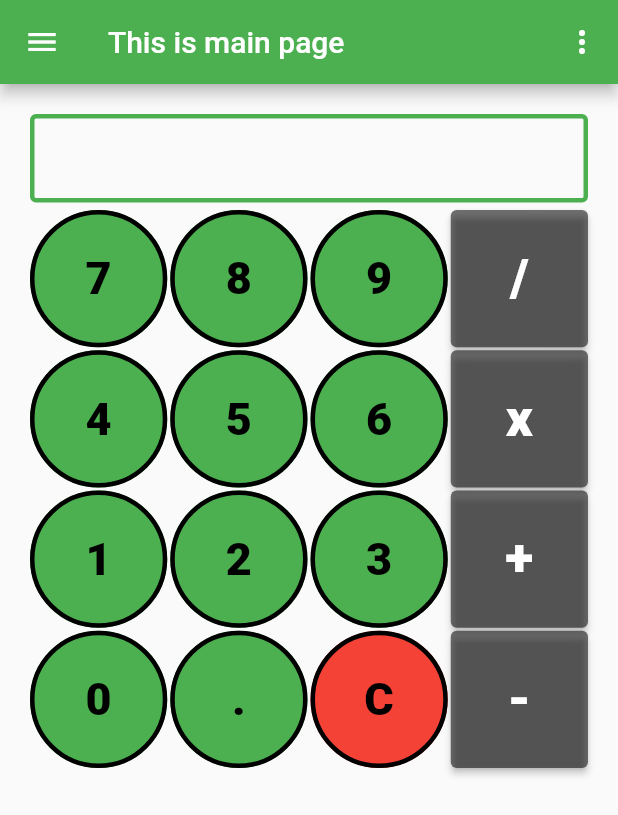
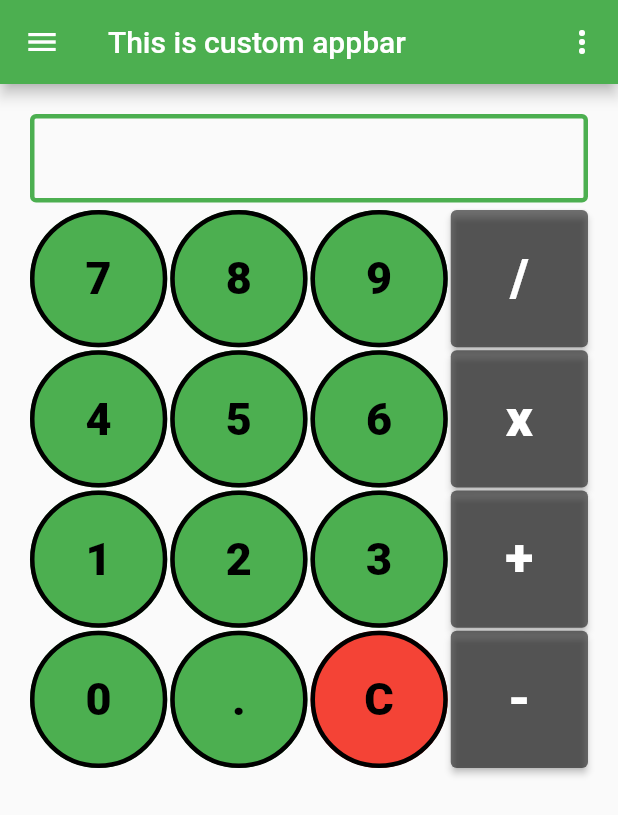
Before and after one commit to Abdullah6445/flutter_practice, a Flutter app: the screen it shows after launch, on a phone screen of 412 x 824 dp. Shown: the top 815 px of the screen. Run offline on Flutter 3.47's test engine with Material 3 defaults, Android fonts, the phone set to English and light mode, and no system bars.

Commit message:
created custom appbar: prefered size widget

```diff
--- a/lib/PAGES/mainpage.dart
+++ b/lib/PAGES/mainpage.dart
@@ -1,12 +1,7 @@
 // ignore_for_file: camel_case_types, prefer_const_constructors
 
 import 'package:flutter/material.dart';
-import 'package:flutter_practice/PAGES/pageFive.dart';
-import 'package:flutter_practice/PAGES/pageFour.dart';
-import 'package:flutter_practice/PAGES/pageOne.dart';
-import 'package:flutter_practice/PAGES/pageSix.dart';
-import 'package:flutter_practice/PAGES/pageThree.dart';
-import 'package:flutter_practice/PAGES/pageTwo.dart';
+import 'package:flutter_practice/customWidgets/customAppbar.dart';
 import 'package:flutter_practice/customWidgets/customCircularButton.dart';
 import 'package:flutter_practice/customWidgets/customDrawer.dart';
 
@@ -22,94 +17,7 @@ class _mainPageState extends State<mainPage> {
   Widget build(BuildContext context) {
     return Scaffold(
       drawer: customDrawer(),
-      appBar: AppBar(
-        title: Text("This is main page"),
-        // leading: Icon(Icons.flutter_dash),
-        actions: [
-          PopupMenuButton(
-            itemBuilder: (context) => [
-              PopupMenuItem(
-                onTap: () {
-                  Navigator.push(context, MaterialPageRoute(
-                    builder: (context) {
-                      return pageOne();
-                    },
-                  ));
-                },
-                child: ListTile(
-                  leading: Icon(Icons.looks_one_outlined),
-                  title: Text("Page one"),
-                ),
-              ),
-              PopupMenuItem(
-                onTap: () {
-                  Navigator.push(context, MaterialPageRoute(
-                    builder: (context) {
-                      return pageTwo();
-                    },
-                  ));
-                },
-                child: ListTile(
-                  leading: Icon(Icons.looks_two_outlined),
-                  title: Text("Page two"),
-                ),
-              ),
-              PopupMenuItem(
-                onTap: () {
-                  Navigator.push(context, MaterialPageRoute(
-                    builder: (context) {
-                      return pageThree();
-                    },
-                  ));
-                },
-                child: ListTile(
-                  leading: Icon(Icons.looks_3_outlined),
-                  title: Text("Page three"),
-                ),
-              ),
-              PopupMenuItem(
-                onTap: () {
-                  Navigator.push(context, MaterialPageRoute(
-                    builder: (context) {
-                      return pageFour();
-                    },
-                  ));
-                },
-                child: ListTile(
-                  leading: Icon(Icons.looks_4_outlined),
-                  title: Text("Page four"),
-                ),
-              ),
-              PopupMenuItem(
-                onTap: () {
-                  Navigator.push(context, MaterialPageRoute(
-                    builder: (context) {
-                      return pageFive();
-                    },
-                  ));
-                },
-                child: ListTile(
-                  leading: Icon(Icons.looks_5_outlined),
-                  title: Text("Page five"),
-                ),
-              ),
-              PopupMenuItem(
-                onTap: () {
-                  Navigator.push(context, MaterialPageRoute(
-                    builder: (context) {
-                      return pageSix();
-                    },
-                  ));
-                },
-                child: ListTile(
-                  leading: Icon(Icons.looks_6_outlined),
-                  title: Text("Page six"),
-                ),
-              ),
-            ],
-          ),
-        ],
-      ),
+      appBar: customAppbar(titleText: "This is custom appbar"),
       body: SingleChildScrollView(
         child: Padding(
           padding: const EdgeInsets.all(20.0),
--- a/lib/PAGES/pageFive.dart
+++ b/lib/PAGES/pageFive.dart
@@ -1,6 +1,7 @@
 // ignore_for_file: file_names, camel_case_types, prefer_const_constructors, duplicate_ignore
 
 import 'package:flutter/material.dart';
+import 'package:flutter_practice/customWidgets/customAppbar.dart';
 
 class pageFive extends StatefulWidget {
   const pageFive({super.key});
@@ -13,10 +14,11 @@ class _pageFiveState extends State<pageFive> {
   @override
   Widget build(BuildContext context) {
     return Scaffold(
-      appBar: AppBar(
-        backgroundColor: Colors.red.shade600,
-        title: Text("page fiveAGES/pageFive.dart"),
-      ),
+      appBar: customAppbar(titleText: "This is Page 5"),
+      // appBar: AppBar(
+      //   backgroundColor: Colors.red.shade600,
+      //   title: Text("page fiveAGES/pageFive.dart"),
+      // ),
       // ignore: prefer_const_constructors
       body: Container(
         color: Colors.red.shade300,
--- a/lib/PAGES/pageFour.dart
+++ b/lib/PAGES/pageFour.dart
@@ -1,6 +1,7 @@
 // ignore_for_file: file_names, camel_case_types, prefer_const_constructors
 
 import 'package:flutter/material.dart';
+import 'package:flutter_practice/customWidgets/customAppbar.dart';
 
 class pageFour extends StatefulWidget {
   const pageFour({super.key});
@@ -13,10 +14,12 @@ class _pageFourState extends State<pageFour> {
   @override
   Widget build(BuildContext context) {
     return Scaffold(
-      appBar: AppBar(
-        title: Text("PageFour card"),
-        // clipBehavior: null,
-      ),
+      // appBar: AppBar(
+      //   title: Text("PageFour card"),
+      //   // clipBehavior: null,
+      // ),
+
+      appBar: customAppbar(titleText: "This is Page 4"),
       body: Container(
         decoration: BoxDecoration(
           image: DecorationImage(
--- a/lib/PAGES/pageOne.dart
+++ b/lib/PAGES/pageOne.dart
@@ -1,6 +1,7 @@
 // ignore_for_file: file_names, camel_case_types, prefer_const_constructors, prefer_const_literals_to_create_immutables, sized_box_for_whitespace, avoid_print
 
 import 'package:flutter/material.dart';
+import 'package:flutter_practice/customWidgets/customAppbar.dart';
 
 class pageOne extends StatefulWidget {
   const pageOne({super.key});
@@ -13,7 +14,7 @@ class _pageOneState extends State<pageOne> {
   @override
   Widget build(BuildContext context) {
     return Scaffold(
-      appBar: AppBar(title: const Text("Flutter Ui")),
+      appBar: customAppbar(titleText: "This is Page 1"),
       body: Padding(
         padding: const EdgeInsets.all(8.0),
         child: Container(
--- a/lib/PAGES/pageThree.dart
+++ b/lib/PAGES/pageThree.dart
@@ -1,6 +1,7 @@
 // ignore_for_file: file_names, camel_case_types, prefer_const_constructors, sized_box_for_whitespace, prefer_const_literals_to_create_immutables
 
 import 'package:flutter/material.dart';
+import 'package:flutter_practice/customWidgets/customAppbar.dart';
 
 class pageThree extends StatefulWidget {
   const pageThree({super.key});
@@ -26,10 +27,12 @@ class _pageThreeState extends State<pageThree> {
   @override
   Widget build(BuildContext context) {
     return Scaffold(
-      appBar: AppBar(
-        title: Text("Abdullah WhatsApp"),
-        elevation: 5,
-      ),
+      // appBar: AppBar(
+      //   title: Text("Abdullah WhatsApp"),
+      //   elevation: 5,
+      // ),
+
+      appBar: customAppbar(titleText: "This is Page 3"),
       body: Container(
         decoration: BoxDecoration(
           image: DecorationImage(
--- a/lib/PAGES/pageTwo.dart
+++ b/lib/PAGES/pageTwo.dart
@@ -1,6 +1,7 @@
 // ignore_for_file: file_names, camel_case_types, prefer_const_constructors, sized_box_for_whitespace, prefer_const_literals_to_create_immutables
 
 import 'package:flutter/material.dart';
+import 'package:flutter_practice/customWidgets/customAppbar.dart';
 
 class pageTwo extends StatefulWidget {
   const pageTwo({super.key});
@@ -26,9 +27,11 @@ class _pageTwoState extends State<pageTwo> {
   @override
   Widget build(BuildContext context) {
     return Scaffold(
-      appBar: AppBar(
-        title: Text("page 2 flutter practice"),
-      ),
+      // appBar: AppBar(
+      //   title: Text("page 2 flutter practice"),
+      // ),
+
+      appBar: customAppbar(titleText: "This is Page 2"),
       body: Column(children: [
         Container(
           height: MediaQuery.of(context).size.height * (.3),
--- /dev/null
+++ b/lib/customWidgets/customAppbar.dart
@@ -0,0 +1,115 @@
+import 'package:flutter/material.dart';
+import 'package:flutter_practice/PAGES/pageFive.dart';
+import 'package:flutter_practice/PAGES/pageFour.dart';
+import 'package:flutter_practice/PAGES/pageOne.dart';
+import 'package:flutter_practice/PAGES/pageSix.dart';
+import 'package:flutter_practice/PAGES/pageThree.dart';
+import 'package:flutter_practice/PAGES/pageTwo.dart';
+
+class customAppbar extends StatelessWidget implements PreferredSizeWidget {
+  final String titleText;
+
+  const customAppbar({
+    super.key,
+    required this.titleText,
+  });
+
+  @override
+  Widget build(BuildContext context) {
+    return AppBar(
+      title: Text(titleText),
+      // leading: Icon(Icons.flutter_dash),
+      actions: [
+        PopupMenuButton(
+          itemBuilder: (context) => [
+            PopupMenuItem(
+              onTap: () {
+                Navigator.push(context, MaterialPageRoute(
+                  builder: (context) {
+                    return pageOne();
+                  },
+                ));
+              },
+              child: ListTile(
+                leading: Icon(Icons.looks_one_outlined),
+                title: Text("Page one"),
+              ),
+            ),
+            PopupMenuItem(
+              onTap: () {
+                Navigator.push(context, MaterialPageRoute(
+                  builder: (context) {
+                    return pageTwo();
+                  },
+                ));
+              },
+              child: ListTile(
+                leading: Icon(Icons.looks_two_outlined),
+                title: Text("Page two"),
+              ),
+            ),
+            PopupMenuItem(
+              onTap: () {
+                Navigator.push(context, MaterialPageRoute(
+                  builder: (context) {
+                    return pageThree();
+                  },
+                ));
+              },
+              child: ListTile(
+                leading: Icon(Icons.looks_3_outlined),
+                title: Text("Page three"),
+              ),
+            ),
+            PopupMenuItem(
+              onTap: () {
+                Navigator.push(context, MaterialPageRoute(
+                  builder: (context) {
+                    return pageFour();
+                  },
+                ));
+              },
+              child: ListTile(
+                leading: Icon(Icons.looks_4_outlined),
+                title: Text("Page four"),
+              ),
+            ),
+            PopupMenuItem(
+              onTap: () {
+                Navigator.push(context, MaterialPageRoute(
+                  builder: (context) {
+                    return pageFive();
+                  },
+                ));
+              },
+              child: ListTile(
+                leading: Icon(Icons.looks_5_outlined),
+                title: Text("Page five"),
+              ),
+            ),
+            PopupMenuItem(
+              onTap: () {
+                Navigator.push(context, MaterialPageRoute(
+                  builder: (context) {
+                    return pageSix();
+                  },
+                ));
+              },
+              child: ListTile(
+                leading: Icon(Icons.looks_6_outlined),
+                title: Text("Page six"),
+              ),
+            ),
+          ],
+        ),
+      ],
+    );
+  }
+
+  @override
+  // TODO: implement preferredSize
+  Size get preferredSize => Size(
+        double.infinity,
+        56,
+      );
+}
--- a/lib/main.dart
+++ b/lib/main.dart
@@ -22,6 +22,7 @@ class MyApp extends StatelessWidget {
   Widget build(BuildContext context) {
     return MaterialApp(
       title: "FlutterPractice",
+      debugShowCheckedModeBanner: false,
       theme: ThemeData(
         primarySwatch: Colors.green,
         useMaterial3: false,
```
Also changed, not shown: pubspec.lock.
